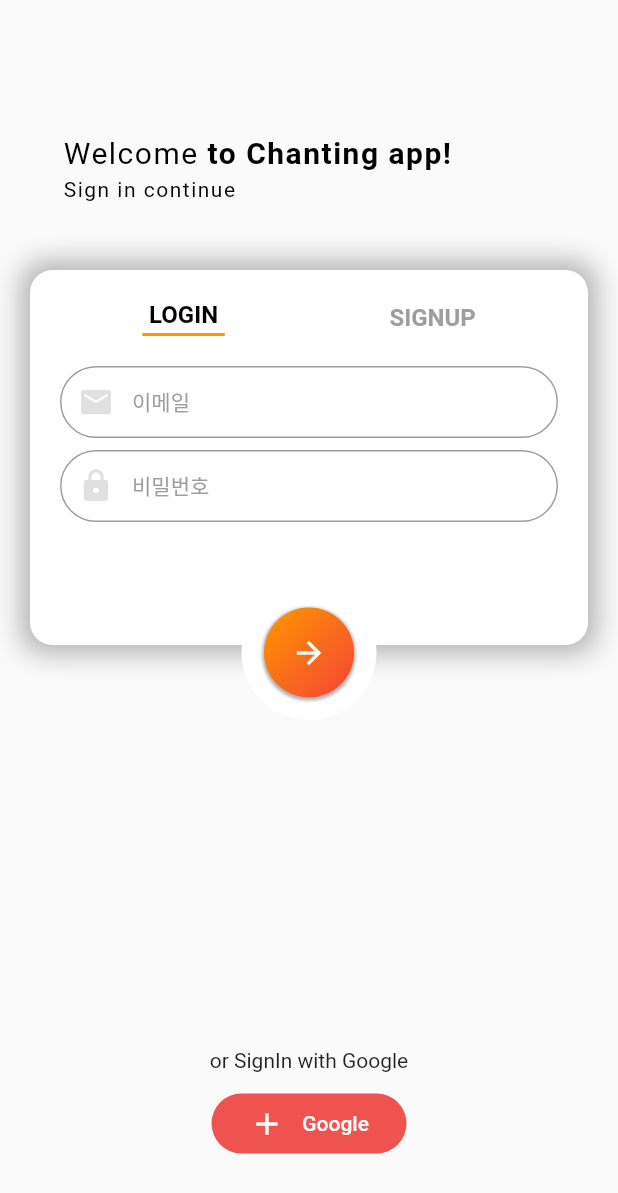
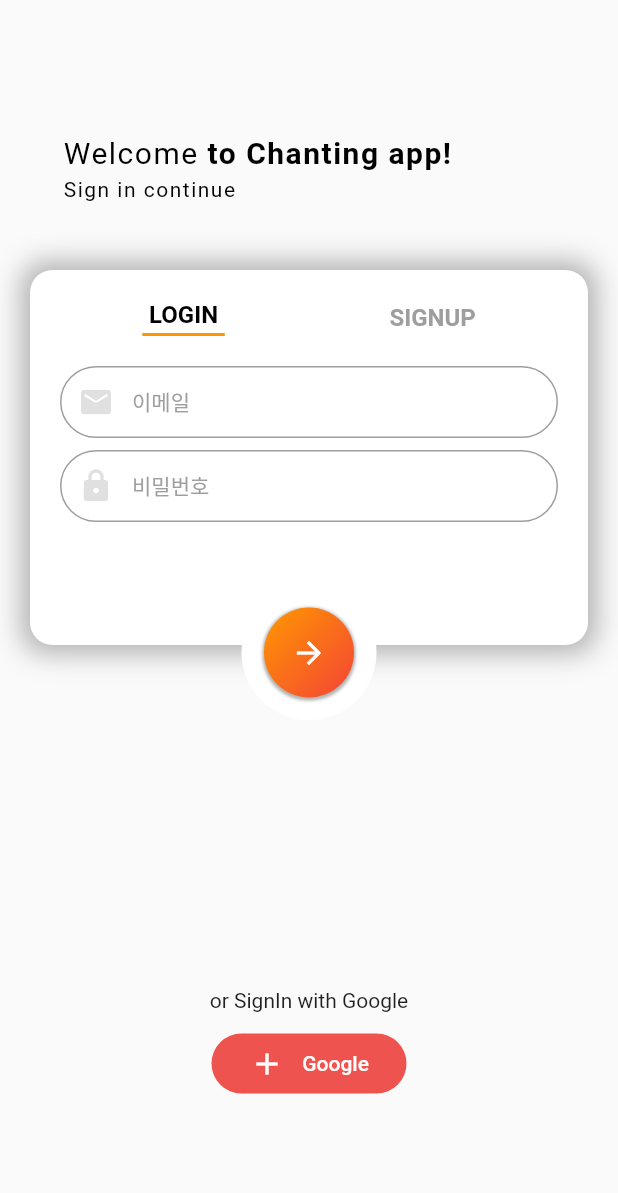
Before and after one commit to Yoochanhong/chat_app, a Flutter app: the screen it shows after launch, after a tap on "LOGIN", on a phone screen of 412 x 824 dp. Shown: the top 1193 px of the screen. Run offline on Flutter 3.47's test engine with Material 2 defaults, Android fonts, the phone set to English and light mode, and no system bars.

Commit message:
⚜️ :: 구글로그인 버튼 애니메이션 효과 추가

```diff
--- a/lib/login_screen.dart
+++ b/lib/login_screen.dart
@@ -147,8 +147,9 @@ class _LoginScreenState extends State<LoginScreen> {
                                   style: TextStyle(
                                     fontSize: 16,
                                     fontWeight: FontWeight.bold,
-                                    color:
-                                        isSignupScreen ? Colors.black : Colors.grey,
+                                    color: isSignupScreen
+                                        ? Colors.black
+                                        : Colors.grey,
                                   ),
                                 ),
                                 if (isSignupScreen)
@@ -467,8 +468,12 @@ class _LoginScreenState extends State<LoginScreen> {
                 ),
               ),
             ),
-            Positioned(
-              top: MediaQuery.of(context).size.height - 125,
+            AnimatedPositioned(
+              duration: Duration(milliseconds: 500),
+              curve: Curves.easeIn,
+              top: isSignupScreen
+                  ? MediaQuery.of(context).size.height - 125
+                  : MediaQuery.of(context).size.height - 165,
               right: 0,
               left: 0,
               child: Column(
```
